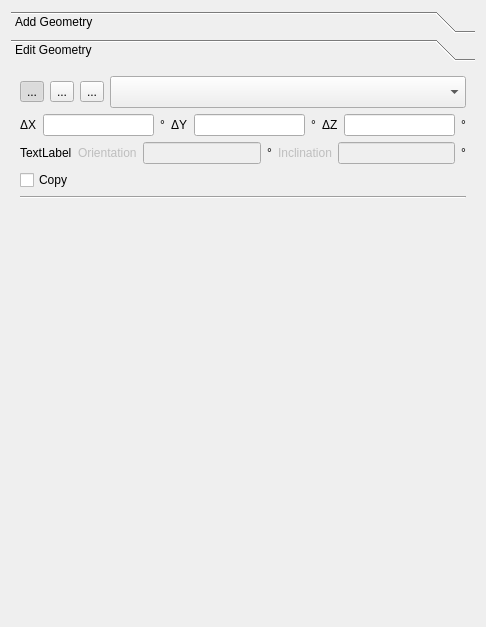
The window that SIM-VICUS/src/SVPropEditGeometry.ui (ghorwin/SIM-VICUS) describes before a commit, drawn with Qt 5.
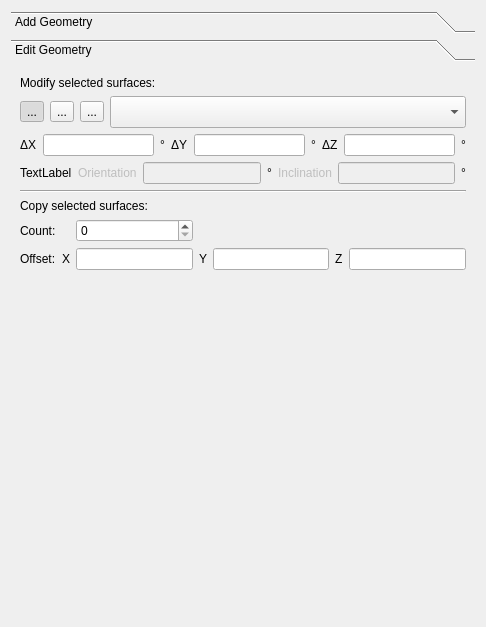
The same window after the commit. Icons and pictures are not drawn. Custom widgets are drawn as their Qt base class.

Diff of the .ui file:
```diff
--- a/SIM-VICUS/src/SVPropEditGeometry.ui
+++ b/SIM-VICUS/src/SVPropEditGeometry.ui
@@ -162,8 +162,15 @@
       <attribute name="label">
        <string>Edit Geometry</string>
       </attribute>
-      <layout class="QGridLayout" name="gridLayout_4">
+      <layout class="QGridLayout" name="gridLayout_5">
        <item row="0" column="0">
+        <widget class="QLabel" name="label">
+         <property name="text">
+          <string>Modify selected surfaces:</string>
+         </property>
+        </widget>
+       </item>
+       <item row="1" column="0">
         <layout class="QGridLayout" name="gridLayout_3">
          <item row="3" column="0" colspan="6">
           <layout class="QHBoxLayout" name="horizontalLayoutRelRotate">
@@ -329,7 +336,7 @@
          </item>
         </layout>
        </item>
-       <item row="1" column="0">
+       <item row="2" column="0">
         <layout class="QHBoxLayout" name="horizontalLayoutAbsRotate">
          <item>
           <widget class="QLabel" name="labelIndication">
@@ -388,13 +395,6 @@
          </item>
         </layout>
        </item>
-       <item row="2" column="0">
-        <widget class="QCheckBox" name="checkBox">
-         <property name="text">
-          <string>Copy</string>
-         </property>
-        </widget>
-       </item>
        <item row="3" column="0">
         <widget class="Line" name="line_7">
          <property name="orientation">
@@ -403,6 +403,64 @@
         </widget>
        </item>
        <item row="4" column="0">
+        <widget class="QLabel" name="label_2">
+         <property name="text">
+          <string>Copy selected surfaces:</string>
+         </property>
+        </widget>
+       </item>
+       <item row="5" column="0">
+        <layout class="QGridLayout" name="gridLayout_4">
+         <item row="1" column="0">
+          <widget class="QLabel" name="labelOffset">
+           <property name="text">
+            <string>Offset:</string>
+           </property>
+          </widget>
+         </item>
+         <item row="1" column="4">
+          <widget class="QLineEdit" name="lineEditCopyY"/>
+         </item>
+         <item row="0" column="0" colspan="2">
+          <widget class="QLabel" name="labelCount">
+           <property name="text">
+            <string>Count:</string>
+           </property>
+          </widget>
+         </item>
+         <item row="1" column="1">
+          <widget class="QLabel" name="label_3">
+           <property name="text">
+            <string>X</string>
+           </property>
+          </widget>
+         </item>
+         <item row="1" column="2">
+          <widget class="QLineEdit" name="lineEditCopyX"/>
+         </item>
+         <item row="1" column="3">
+          <widget class="QLabel" name="label_4">
+           <property name="text">
+            <string>Y</string>
+           </property>
+          </widget>
+         </item>
+         <item row="1" column="5">
+          <widget class="QLabel" name="label_5">
+           <property name="text">
+            <string>Z</string>
+           </property>
+          </widget>
+         </item>
+         <item row="1" column="6">
+          <widget class="QLineEdit" name="lineEditCopyZ"/>
+         </item>
+         <item row="0" column="2">
+          <widget class="QSpinBox" name="spinBox"/>
+         </item>
+        </layout>
+       </item>
+       <item row="6" column="0">
         <spacer name="verticalSpacer_2">
          <property name="orientation">
           <enum>Qt::Vertical</enum>
```
